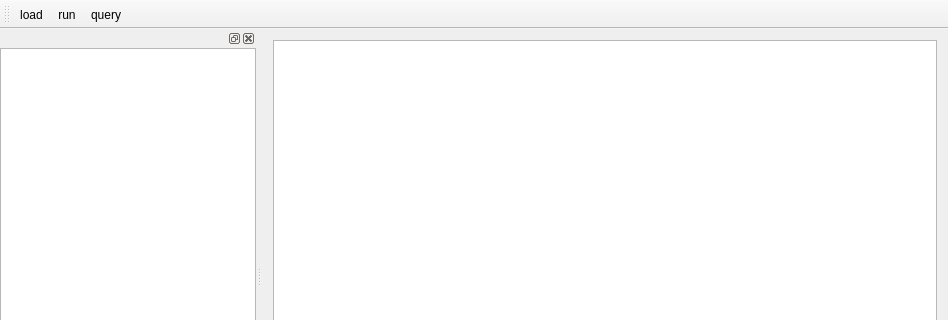
Old version of the form MainWindow.ui in the repository dridk/wtools-client; both pictures show x 0 to 948 and y 0 to 320 of the 948 by 545 pixel window.
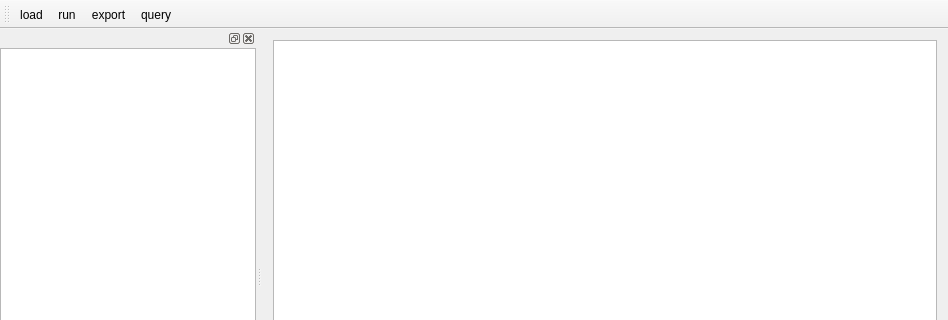
New version of the form.

```diff
--- a/MainWindow.ui
+++ b/MainWindow.ui
@@ -43,6 +43,7 @@
    </attribute>
    <addaction name="actionLoad"/>
    <addaction name="actionRun"/>
+   <addaction name="actionExport"/>
    <addaction name="actionQuery"/>
   </widget>
   <widget class="QStatusBar" name="statusBar"/>
@@ -88,6 +89,14 @@
     <string>query</string>
    </property>
   </action>
+  <action name="actionExport">
+   <property name="text">
+    <string>export</string>
+   </property>
+   <property name="toolTip">
+    <string>Export</string>
+   </property>
+  </action>
  </widget>
  <layoutdefault spacing="6" margin="11"/>
  <resources/>
```
